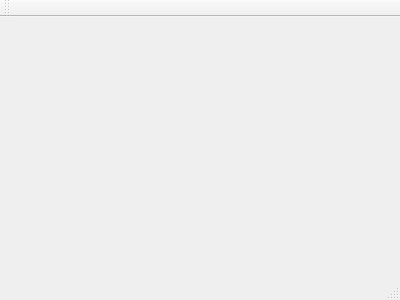
First picture: the form in EvolViz/mainwindow.ui, repository maciejgrzybek/EvolViz, before the edit.
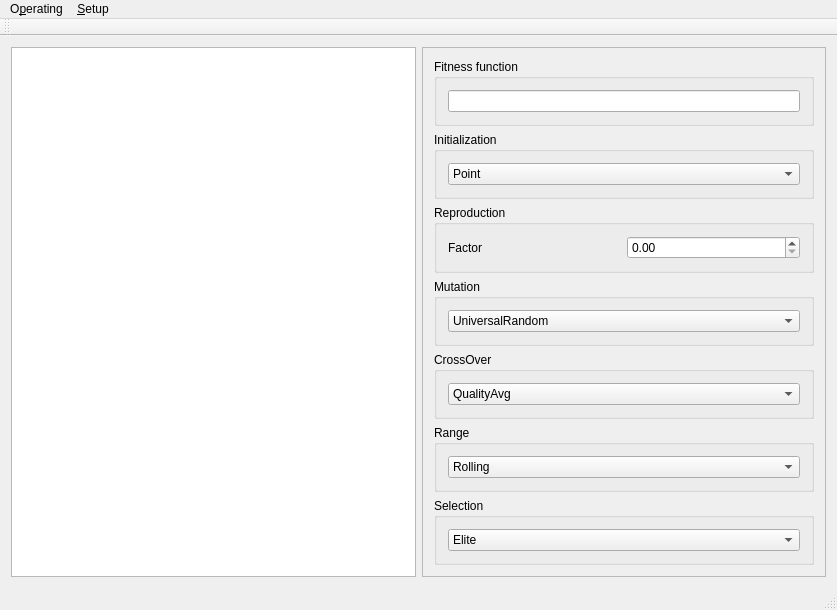
Second picture: the form after the edit.

Patch:
```diff
--- a/EvolViz/mainwindow.ui
+++ b/EvolViz/mainwindow.ui
@@ -1,24 +1,307 @@
 <ui version="4.0">
  <class>MainWindow</class>
- <widget class="QMainWindow" name="MainWindow" >
-  <property name="geometry" >
+ <widget class="QMainWindow" name="MainWindow">
+  <property name="geometry">
    <rect>
     <x>0</x>
     <y>0</y>
-    <width>400</width>
-    <height>300</height>
+    <width>837</width>
+    <height>483</height>
    </rect>
   </property>
   <property name="windowTitle" >
    <string>MainWindow</string>
   </property>
-  <widget class="QMenuBar" name="menuBar" />
-  <widget class="QToolBar" name="mainToolBar" />
-  <widget class="QWidget" name="centralWidget" />
-  <widget class="QStatusBar" name="statusBar" />
+  <widget class="QWidget" name="centralWidget">
+   <layout class="QHBoxLayout" name="horizontalLayout">
+    <item>
+     <widget class="QGraphicsView" name="graphicsView"/>
+    </item>
+    <item>
+     <widget class="QFrame" name="frame">
+      <property name="minimumSize">
+       <size>
+        <width>300</width>
+        <height>0</height>
+       </size>
+      </property>
+      <property name="frameShape">
+       <enum>QFrame::StyledPanel</enum>
+      </property>
+      <property name="frameShadow">
+       <enum>QFrame::Raised</enum>
+      </property>
+      <layout class="QVBoxLayout" name="verticalLayout">
+       <item>
+        <widget class="QGroupBox" name="groupBox">
+         <property name="title">
+          <string>Fitness function</string>
+         </property>
+         <layout class="QVBoxLayout" name="verticalLayout_7">
+          <item>
+           <widget class="QLineEdit" name="lineEdit"/>
+          </item>
+         </layout>
+        </widget>
+       </item>
+       <item>
+        <widget class="QGroupBox" name="groupBox_2">
+         <property name="title">
+          <string>Initialization</string>
+         </property>
+         <layout class="QVBoxLayout" name="verticalLayout_6">
+          <item>
+           <widget class="QComboBox" name="comboBox_4">
+            <item>
+             <property name="text">
+              <string>Point</string>
+             </property>
+            </item>
+            <item>
+             <property name="text">
+              <string>Random</string>
+             </property>
+            </item>
+           </widget>
+          </item>
+         </layout>
+        </widget>
+       </item>
+       <item>
+        <widget class="QGroupBox" name="groupBox_3">
+         <property name="title">
+          <string>Reproduction</string>
+         </property>
+         <layout class="QHBoxLayout" name="horizontalLayout_2">
+          <item>
+           <widget class="QLabel" name="label">
+            <property name="text">
+             <string>Factor</string>
+            </property>
+           </widget>
+          </item>
+          <item>
+           <widget class="QDoubleSpinBox" name="doubleSpinBox"/>
+          </item>
+         </layout>
+        </widget>
+       </item>
+       <item>
+        <widget class="QGroupBox" name="groupBox_4">
+         <property name="title">
+          <string>Mutation</string>
+         </property>
+         <layout class="QVBoxLayout" name="verticalLayout_5">
+          <item>
+           <widget class="QComboBox" name="comboBox_3">
+            <item>
+             <property name="text">
+              <string>UniversalRandom</string>
+             </property>
+            </item>
+            <item>
+             <property name="text">
+              <string>GaussRandom</string>
+             </property>
+            </item>
+            <item>
+             <property name="text">
+              <string>ConstMutation</string>
+             </property>
+            </item>
+           </widget>
+          </item>
+         </layout>
+        </widget>
+       </item>
+       <item>
+        <widget class="QGroupBox" name="groupBox_5">
+         <property name="title">
+          <string>CrossOver</string>
+         </property>
+         <layout class="QVBoxLayout" name="verticalLayout_4">
+          <item>
+           <widget class="QComboBox" name="comboBox_2">
+            <item>
+             <property name="text">
+              <string>QualityAvg</string>
+             </property>
+            </item>
+            <item>
+             <property name="text">
+              <string>ConstAvg</string>
+             </property>
+            </item>
+            <item>
+             <property name="text">
+              <string>UniversalRandom</string>
+             </property>
+            </item>
+            <item>
+             <property name="text">
+              <string>GaussRandom</string>
+             </property>
+            </item>
+            <item>
+             <property name="text">
+              <string>QualityRandomFixed</string>
+             </property>
+            </item>
+            <item>
+             <property name="text">
+              <string>UniversalRandomFixed</string>
+             </property>
+            </item>
+           </widget>
+          </item>
+         </layout>
+        </widget>
+       </item>
+       <item>
+        <widget class="QGroupBox" name="groupBox_7">
+         <property name="title">
+          <string>Range</string>
+         </property>
+         <layout class="QVBoxLayout" name="verticalLayout_3">
+          <item>
+           <widget class="QComboBox" name="comboBox">
+            <item>
+             <property name="text">
+              <string>Rolling</string>
+             </property>
+            </item>
+            <item>
+             <property name="text">
+              <string>Mirroring</string>
+             </property>
+            </item>
+            <item>
+             <property name="text">
+              <string>Universal random reinitialization</string>
+             </property>
+            </item>
+           </widget>
+          </item>
+         </layout>
+        </widget>
+       </item>
+       <item>
+        <widget class="QGroupBox" name="groupBox_6">
+         <property name="title">
+          <string>Selection</string>
+         </property>
+         <layout class="QVBoxLayout" name="verticalLayout_2">
+          <item>
+           <widget class="QComboBox" name="selectionType">
+            <item>
+             <property name="text">
+              <string>Elite</string>
+             </property>
+            </item>
+            <item>
+             <property name="text">
+              <string>Lotery</string>
+             </property>
+            </item>
+            <item>
+             <property name="text">
+              <string>Tournament</string>
+             </property>
+            </item>
+            <item>
+             <property name="text">
+              <string>Roulette</string>
+             </property>
+            </item>
+           </widget>
+          </item>
+         </layout>
+        </widget>
+       </item>
+      </layout>
+     </widget>
+    </item>
+   </layout>
+  </widget>
+  <widget class="QMenuBar" name="menuBar">
+   <property name="geometry">
+    <rect>
+     <x>0</x>
+     <y>0</y>
+     <width>837</width>
+     <height>21</height>
+    </rect>
+   </property>
+   <widget class="QMenu" name="menuOperating">
+    <property name="title">
+     <string>O&amp;perating</string>
+    </property>
+    <addaction name="actionPerform_single_step"/>
+    <addaction name="actionEvaluate_generation"/>
+    <addaction name="separator"/>
+    <addaction name="action_Restart"/>
+    <addaction name="action_Exit"/>
+   </widget>
+   <widget class="QMenu" name="menuSetup">
+    <property name="title">
+     <string>&amp;Setup</string>
+    </property>
+    <addaction name="actionChange_options"/>
+   </widget>
+   <addaction name="menuOperating"/>
+   <addaction name="menuSetup"/>
+  </widget>
+  <widget class="QToolBar" name="mainToolBar">
+   <attribute name="toolBarArea">
+    <enum>TopToolBarArea</enum>
+   </attribute>
+   <attribute name="toolBarBreak">
+    <bool>false</bool>
+   </attribute>
+  </widget>
+  <widget class="QStatusBar" name="statusBar"/>
+  <action name="actionPerform_single_step">
+   <property name="text">
+    <string>Perform single &amp;step</string>
+   </property>
+   <property name="shortcut">
+    <string>Ctrl+S</string>
+   </property>
+  </action>
+  <action name="actionEvaluate_generation">
+   <property name="text">
+    <string>Evaluate &amp;generation</string>
+   </property>
+   <property name="shortcut">
+    <string>Ctrl+G</string>
+   </property>
+  </action>
+  <action name="action_Restart">
+   <property name="text">
+    <string>&amp;Restart</string>
+   </property>
+   <property name="shortcut">
+    <string>Ctrl+R</string>
+   </property>
+  </action>
+  <action name="action_Exit">
+   <property name="text">
+    <string>&amp;Exit</string>
+   </property>
+   <property name="shortcut">
+    <string>Ctrl+E</string>
+   </property>
+  </action>
+  <action name="actionChange_options">
+   <property name="text">
+    <string>Change &amp;options</string>
+   </property>
+   <property name="shortcut">
+    <string>Ctrl+O</string>
+   </property>
+  </action>
  </widget>
- <layoutDefault spacing="6" margin="11" />
- <pixmapfunction></pixmapfunction>
+ <layoutdefault spacing="6" margin="11"/>
  <resources/>
  <connections/>
 </ui>
```
Left out of the diff: 3 changed lines with no effect on the pictures.
